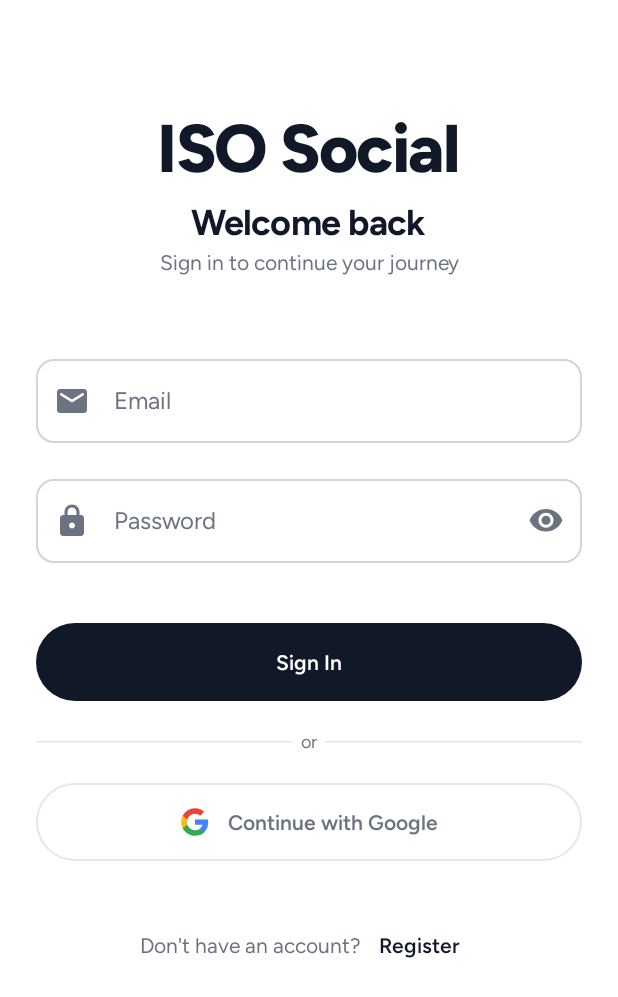
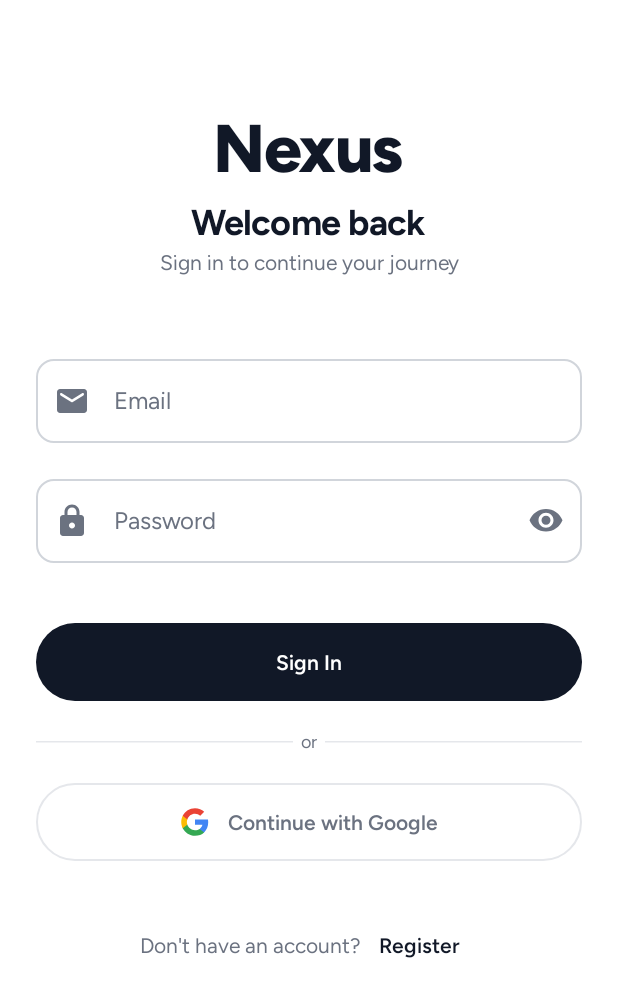
Before and after one commit to IrvinSegura/ISO-social, an Android app built with Jetpack Compose: the composable LoginScreen shown on its own in the app's theme, on a phone screen of 412 x 824 dp. Shown: the top 997 px of the screen. Run offline under Robolectric (Android 15) with nearby library versions, the phone set to English and light mode, and no system bars; our stand-ins replace Dagger/Hilt's generated code, Timber, paging; 3 statements that could not run were skipped.

Commit message:
chore: rename app display name to Nexus

```diff
--- a/app/src/main/res/values/strings.xml
+++ b/app/src/main/res/values/strings.xml
@@ -1,4 +1,4 @@
 <?xml version="1.0" encoding="utf-8"?>
 <resources>
-    <string name="app_name">ISO Social</string>
+    <string name="app_name">Nexus</string>
 </resources>
--- a/core/core-ui/src/main/kotlin/com/nexus/core/ui/share/PostShare.kt
+++ b/core/core-ui/src/main/kotlin/com/nexus/core/ui/share/PostShare.kt
@@ -52,7 +52,7 @@ object PostShare {
         "com.google.android.gm" to "Gmail",
     )
 
-    private const val APP_NAME = "ISO Social"
+    private const val APP_NAME = "Nexus"
     private const val SHARE_DIR = "shared"
     private const val MAX_EXCERPT = 280
 
--- a/feature/feature-auth/src/main/kotlin/com/nexus/feature/auth/presentation/login/LoginScreen.kt
+++ b/feature/feature-auth/src/main/kotlin/com/nexus/feature/auth/presentation/login/LoginScreen.kt
@@ -180,7 +180,7 @@ fun LoginScreen(
 @Composable
 private fun LoginHeader() {
     Text(
-        text = "ISO Social",
+        text = "Nexus",
         style = MaterialTheme.typography.displayMedium,
         color = MaterialTheme.colorScheme.primary,
     )
--- a/feature/feature-auth/src/main/kotlin/com/nexus/feature/auth/presentation/register/RegisterScreen.kt
+++ b/feature/feature-auth/src/main/kotlin/com/nexus/feature/auth/presentation/register/RegisterScreen.kt
@@ -209,7 +209,7 @@ fun RegisterScreen(
 @Composable
 private fun RegisterHeader() {
     Text(
-        text = "Join ISO Social",
+        text = "Join Nexus",
         style = MaterialTheme.typography.headlineLarge,
         color = MaterialTheme.colorScheme.onBackground,
     )
```
